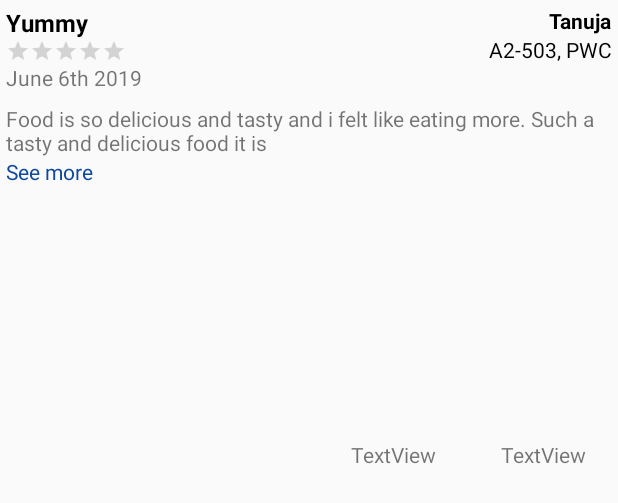
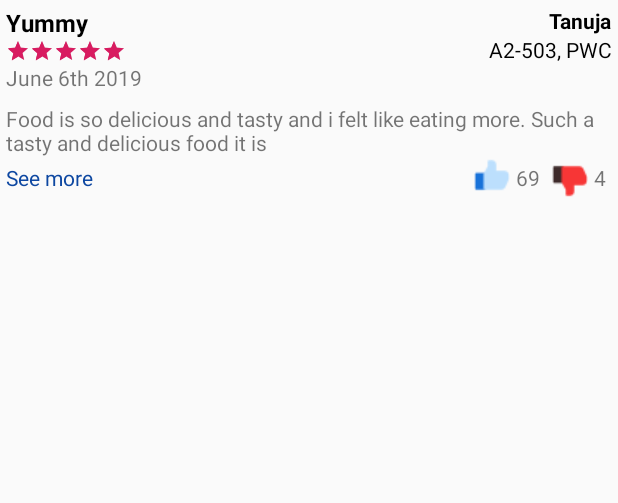
Before and after one commit to sarithvasu/NextDoor, an Android app: the layout review_row.xml on its own in the app's theme, with its tools: preview values and no code run, on a phone screen of 412 x 824 dp. Shown: the top 503 px of the screen. Run offline under Robolectric (Android 15) with nearby library versions, the phone set to English and light mode, and no system bars.

Commit message:
Images of like and dislike

```diff
--- a/app/src/main/res/layout/home_row.xml
+++ b/app/src/main/res/layout/home_row.xml
@@ -88,7 +88,7 @@
             android:layout_marginTop="10dp"
             app:layout_constraintTop_toBottomOf="@+id/img_dish_image_home" app:layout_constraintStart_toStartOf="parent"
             android:layout_marginStart="16dp"
-    />
+            app:layout_constraintEnd_toStartOf="@+id/linearLayout" android:layout_marginEnd="2dp"/>
 
 
     <LinearLayout
@@ -174,7 +174,8 @@
             android:padding="0dp"
             app:layout_constraintEnd_toEndOf="parent"
             android:layout_marginEnd="8dp" android:layout_marginTop="85dp"
-            app:layout_constraintTop_toBottomOf="@+id/tv_dish_price_home"/>
+            app:layout_constraintTop_toBottomOf="@+id/tv_dish_price_home"
+            app:layout_constraintStart_toEndOf="@+id/linearLayout" android:layout_marginStart="2dp"/>
     <TextView
             android:text="@string/serving"
             android:layout_width="wrap_content"
--- a/app/src/main/res/layout/review_row.xml
+++ b/app/src/main/res/layout/review_row.xml
@@ -37,6 +37,7 @@
             android:layout_width="wrap_content"
             android:layout_height="wrap_content"
             android:id="@+id/ratingBar"
+            android:rating="5"
             style="@style/Widget.AppCompat.RatingBar.Small" app:layout_constraintStart_toStartOf="parent"
             android:layout_marginStart="4dp" app:layout_constraintTop_toBottomOf="@+id/tv_review_tag_name_row"/>
     <TextView
@@ -53,19 +54,38 @@
             android:layout_height="wrap_content"
             android:id="@+id/textView66" android:textColor="@color/DarkBlue"
             app:layout_constraintTop_toBottomOf="@+id/tv_review_discription_review_row"
-            app:layout_constraintStart_toStartOf="parent" android:layout_marginStart="4dp"/>
+            app:layout_constraintStart_toStartOf="parent" android:layout_marginStart="4dp"
+            android:layout_marginTop="4dp"/>
     <TextView
-            android:text="TextView"
+            android:text="69"
             android:layout_width="wrap_content"
             android:layout_height="wrap_content"
-            android:id="@+id/textView67" app:layout_constraintStart_toStartOf="parent"
-            android:layout_marginStart="234dp" app:layout_constraintBottom_toBottomOf="parent"
-            android:layout_marginBottom="511dp"/>
+            android:id="@+id/textView67"
+            app:layout_constraintEnd_toStartOf="@+id/imageView4"
+            android:layout_marginEnd="8dp"
+            app:layout_constraintTop_toBottomOf="@+id/tv_review_discription_review_row" android:layout_marginTop="4dp"/>
     <TextView
-            android:text="TextView"
+            android:text="4"
             android:layout_width="wrap_content"
             android:layout_height="wrap_content"
-            android:id="@+id/textView68" android:layout_marginStart="43dp"
-            app:layout_constraintStart_toEndOf="@+id/textView67" app:layout_constraintBottom_toBottomOf="parent"
-            android:layout_marginBottom="511dp"/>
+            android:id="@+id/tv_dish_dislikes_review_row"
+            android:layout_marginEnd="8dp"
+            app:layout_constraintEnd_toEndOf="parent"
+            app:layout_constraintTop_toBottomOf="@+id/tv_review_discription_review_row" android:layout_marginTop="4dp"/>
+    <ImageView
+            android:layout_width="wrap_content"
+            android:layout_height="wrap_content" app:srcCompat="@drawable/like"
+            android:id="@+id/imageView2"
+            app:layout_constraintEnd_toStartOf="@+id/textView67" android:layout_marginEnd="4dp"
+            app:layout_constraintTop_toBottomOf="@+id/tv_review_discription_review_row"
+    />
+    <ImageView
+            android:layout_width="wrap_content"
+            android:layout_height="wrap_content"
+            app:srcCompat="@drawable/dislike2"
+            android:id="@+id/imageView4"
+            app:layout_constraintEnd_toStartOf="@+id/tv_dish_dislikes_review_row"
+            android:layout_marginEnd="4dp"
+            app:layout_constraintTop_toBottomOf="@+id/tv_review_discription_review_row"
+            android:layout_marginTop="4dp"/>
 </android.support.constraint.ConstraintLayout>
```
Also changed, not shown: app/src/main/res/layout/chef_profile.xml (+15 -12 lines), app/src/main/res/drawable/dislike2.png (added), app/src/main/res/drawable/like.png (added).
